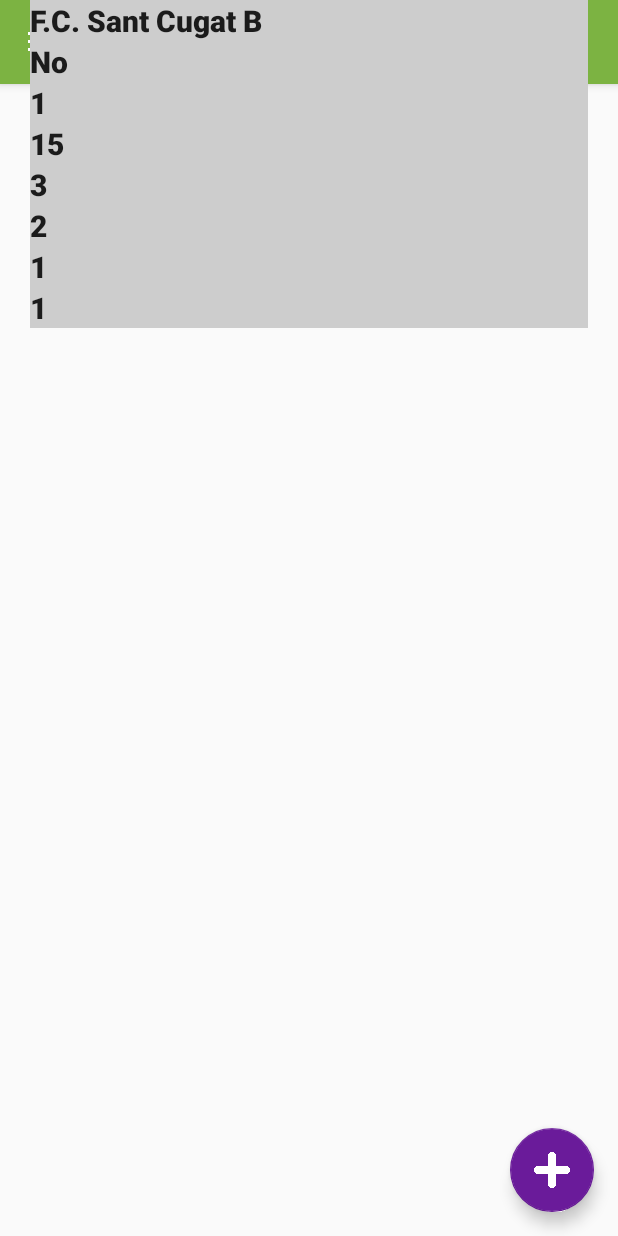
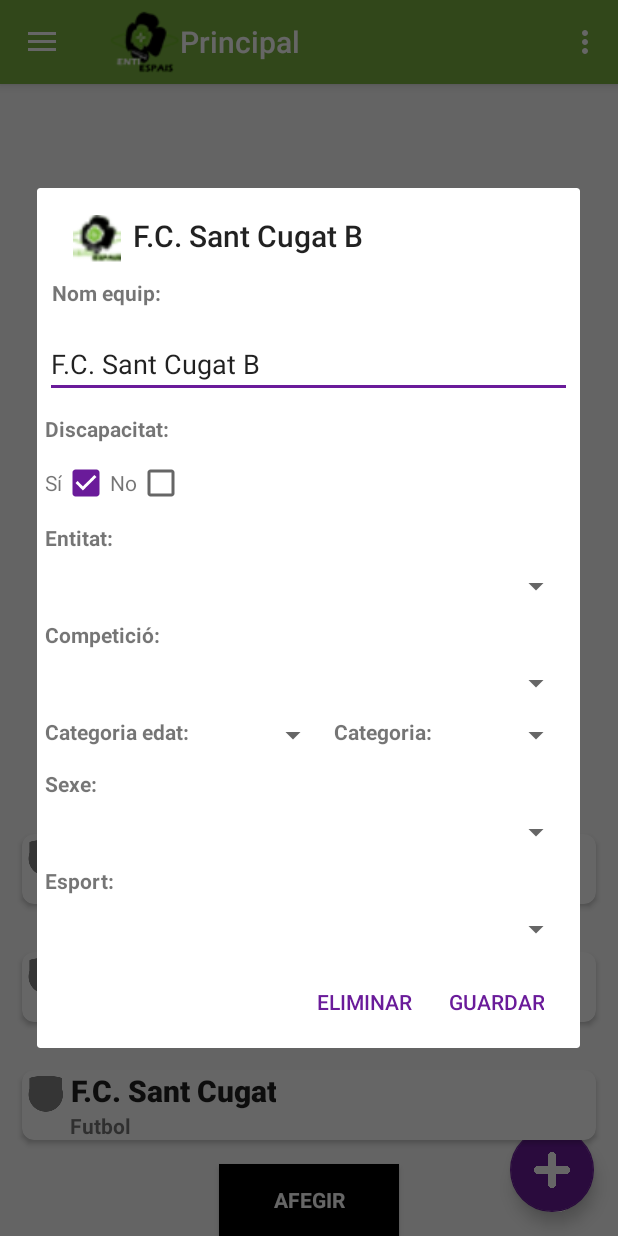
Before and after one commit to xavijimenezmulet/EntiEspaisAndroid, an Android app: the fragment EquipsFragment placed in its activity, after a tap on "F.C. Sant Cugat B", on a phone screen of 412 x 824 dp. Run offline under Robolectric (Android 15) with nearby library versions, the phone set to English and light mode, and no system bars; 1 other tap on this screen came first.

Commit message:
equipos alert dialog equipos cambios

```diff
--- a/app/src/main/java/com/example/cep/entiespaisandroid/fragments/EquipsFragment.java
+++ b/app/src/main/java/com/example/cep/entiespaisandroid/fragments/EquipsFragment.java
@@ -1,18 +1,25 @@
 package com.example.cep.entiespaisandroid.fragments;
 
 
+import android.content.DialogInterface;
 import android.os.Bundle;
 import android.support.annotation.NonNull;
 import android.support.v4.app.Fragment;
 import android.support.v4.app.FragmentTransaction;
+import android.support.v7.app.AlertDialog;
 import android.support.v7.app.AppCompatActivity;
 import android.support.v7.widget.GridLayoutManager;
 import android.support.v7.widget.RecyclerView;
+import android.text.Html;
 import android.view.LayoutInflater;
 import android.view.View;
 import android.view.ViewGroup;
+import android.widget.Button;
+import android.widget.CheckBox;
+import android.widget.EditText;
 import android.widget.ImageView;
 import android.widget.TextView;
+import android.widget.Toast;
 
 
 import com.example.cep.entiespaisandroid.R;
@@ -43,7 +50,7 @@ public class EquipsFragment extends Fragment
 		equips.add(new EQUIPS(1, "F.C. Sant Cugat", false,
 				1,"2018-2019", 15, 3,
 				2, 1,1));
-		equips.add(new EQUIPS(3, "F.C. Sant Cugat B", false,
+		equips.add(new EQUIPS(3, "F.C. Sant Cugat B", true,
 				1,"2018-2019", 15, 3,
 				2, 1,1));
 		equips.add(new EQUIPS(4, "F.C. Sant Cugat Basquet",
@@ -59,7 +66,7 @@ public class EquipsFragment extends Fragment
 		((AdaptadorEquips) mAdapter).setOnClickListener(new View.OnClickListener() {
 			@Override
 			public void onClick(View v) {
-				Fragment fragment = new EquipFragment();
+				/*Fragment fragment = new EquipFragment();
 				Bundle bundle = new Bundle();
 				bundle.putParcelable("parcel_equip", equips.get(
 						mRecyClerView.getChildAdapterPosition(v)));
@@ -73,12 +80,52 @@ public class EquipsFragment extends Fragment
 
 				navigationView.getMenu().getItem(0).setChecked(false);
 				((AppCompatActivity) getActivity()).getSupportActionBar().setTitle(equips.get(
-						mRecyClerView.getChildAdapterPosition(v)).getNom());
+						mRecyClerView.getChildAdapterPosition(v)).getNom());*/
+				final int position_eq = mRecyClerView.getChildAdapterPosition(v);
+				final EQUIPS equip = equips.get(position_eq);
+
+				AlertDialog.Builder builder = new AlertDialog.Builder(getActivity());
+				builder.setTitle(equip.getNom());
+				builder.setIcon(R.drawable.icono_logo);
+				View root = getLayoutInflater().inflate(
+						(R.layout.alert_dialog_equips), null);
+				EditText editText = root.findViewById(R.id.etxt_nombre);
+				editText.setText(equip.getNom());
+
+				CheckBox checkboxDiscapacidad = root.findViewById(R.id.cb_si);
+
+				if (equip.getTe_discapacitat())
+				{
+					checkboxDiscapacidad.setChecked(true);
+				}
+				builder.setView(root);
+
+				builder.setNegativeButton("ELIMINAR", new DialogInterface.OnClickListener() {
+					public void onClick(DialogInterface dialog, int whichButton) {
+						equips.remove(position_eq);
+						mAdapter.notifyItemRemoved(position_eq);
+						mAdapter.notifyItemRangeChanged(position_eq, equips.size());
+
+					}
+				});
+
+				builder.setPositiveButton("GUARDAR", new DialogInterface.OnClickListener() {
+					public void onClick(DialogInterface dialog, int which) {
+
+					}
+				});
+
+
+
+				builder.show();
+
 			}
 		});
 
 		mRecyClerView.setLayoutManager(mLayoutManager);
 		mRecyClerView.setAdapter(mAdapter);
+
+
 
 	}
 
@@ -155,6 +202,8 @@ public class EquipsFragment extends Fragment
 
 
 		}
+
 	}
 
+
 }
--- /dev/null
+++ b/app/src/main/res/layout/alert_dialog_equips.xml
@@ -0,0 +1,119 @@
+<?xml version="1.0" encoding="utf-8"?>
+<LinearLayout xmlns:android="http://schemas.android.com/apk/res/android"
+    android:orientation="vertical" android:layout_width="match_parent"
+    android:layout_height="match_parent"
+    android:layout_marginTop="10dp"
+    android:layout_marginLeft="10dp"
+    android:layout_marginRight="10dp"
+    android:layout_marginBottom="10dp">
+
+    <TextView
+        android:layout_height="wrap_content"
+        android:layout_width="wrap_content"
+        android:text="Nom equip:"
+        android:textStyle="bold"
+        android:padding="10dp"/>
+    <EditText
+        android:id="@+id/etxt_nombre"
+        android:layout_margin="5dp"
+        android:layout_height="wrap_content"
+        android:layout_width="match_parent"/>
+    <TextView
+        android:layout_margin="5dp"
+        android:layout_height="wrap_content"
+        android:layout_width="wrap_content"
+        android:text="Discapacitat:"
+        android:textStyle="bold"/>
+    <LinearLayout
+        android:layout_width="wrap_content"
+        android:layout_height="wrap_content"
+        android:layout_margin="5dp">
+        <TextView
+            android:layout_width="wrap_content"
+            android:layout_height="wrap_content"
+            android:text="Sí"/>
+        <CheckBox
+            android:id="@+id/cb_si"
+            android:layout_width="wrap_content"
+            android:layout_height="wrap_content" />
+        <TextView
+            android:layout_width="wrap_content"
+            android:layout_height="wrap_content"
+            android:text="No"/>
+        <CheckBox
+            android:id="@+id/cb_no"
+            android:layout_width="wrap_content"
+            android:layout_height="wrap_content"/>
+    </LinearLayout>
+    <TextView
+        android:layout_margin="5dp"
+        android:layout_height="wrap_content"
+        android:layout_width="wrap_content"
+        android:text="Entitat:"
+        android:textStyle="bold"/>
+    <Spinner
+        android:id="@+id/spinner_entitat"
+        android:layout_margin="5dp"
+        android:layout_height="wrap_content"
+        android:layout_width="match_parent"/>
+    <TextView
+        android:layout_margin="5dp"
+        android:layout_height="wrap_content"
+        android:layout_width="wrap_content"
+        android:text="Competició:"
+        android:textStyle="bold"/>
+    <Spinner
+        android:id="@+id/spinner_competicio"
+        android:layout_margin="5dp"
+        android:layout_height="wrap_content"
+        android:layout_width="match_parent"/>
+<LinearLayout
+    android:layout_height="wrap_content"
+    android:layout_width="wrap_content"
+    android:layout_margin="5dp"
+    android:orientation="horizontal">
+    <TextView
+        android:layout_height="wrap_content"
+        android:layout_width="wrap_content"
+        android:text="Categoria edat:"
+        android:textStyle="bold"/>
+    <Spinner
+        android:id="@+id/spinner_categoriaEdat"
+        android:layout_height="wrap_content"
+        android:layout_width="90dp"
+        android:layout_marginLeft="3dp"/>
+    <TextView
+        android:layout_height="wrap_content"
+        android:layout_width="wrap_content"
+        android:text="Categoria:"
+        android:textStyle="bold"
+        android:layout_marginLeft="3dp"/>
+    <Spinner
+        android:id="@+id/spinner_categoria"
+        android:layout_height="wrap_content"
+        android:layout_width="90dp"
+        android:layout_marginLeft="3dp"/>
+</LinearLayout>
+    <TextView
+        android:layout_margin="5dp"
+        android:layout_height="wrap_content"
+        android:layout_width="wrap_content"
+        android:text="Sexe:"
+        android:textStyle="bold" />
+    <Spinner
+        android:layout_margin="5dp"
+        android:layout_height="wrap_content"
+        android:layout_width="match_parent"
+        android:id="@+id/spinner_sexe" />
+    <TextView
+        android:layout_margin="5dp"
+        android:layout_height="wrap_content"
+        android:layout_width="wrap_content"
+        android:text="Esport:"
+        android:textStyle="bold" />
+    <Spinner
+        android:layout_margin="5dp"
+        android:layout_height="wrap_content"
+        android:layout_width="match_parent"
+        android:id="@+id/spinner_esport" />
+</LinearLayout>
--- a/app/src/main/res/layout/fragment_equips.xml
+++ b/app/src/main/res/layout/fragment_equips.xml
@@ -9,17 +9,11 @@
     <android.support.v7.widget.RecyclerView
         android:id="@+id/rv_recycler_view"
         android:layout_width="match_parent"
-        android:layout_height="wrap_content"
+        android:layout_height="0dip"
         android:layout_weight="1">
-
     </android.support.v7.widget.RecyclerView>
 
-    <LinearLayout
 
-        android:layout_width="wrap_content"
-        android:layout_height="wrap_content"
-        android:orientation="horizontal"
-        android:layout_gravity="center">
 
     <Button
         android:id="@+id/añadirEquipo"
@@ -30,30 +24,10 @@
         android:textStyle="bold"
         android:layout_gravity="center_horizontal"
         android:background="@color/negro"
-            android:textColor="@color/blanco"/>
-        <Button
-            android:id="@+id/editarEquipo"
-            style="?android:textAppearanceSmall"
-            android:layout_width="120dp"
-            android:layout_height="wrap_content"
-            android:text="@string/boto_editar"
-            android:textStyle="bold"
-            android:layout_gravity="center_horizontal"
-            android:background="@color/negro"
         android:textColor="@color/blanco"
-            android:layout_marginLeft="10dp"
-            android:layout_marginRight="10dp"/>
-        <Button
-            android:id="@+id/eliminarEquipo"
-            style="?android:textAppearanceSmall"
-            android:layout_width="120dp"
-            android:layout_height="wrap_content"
-            android:text="@string/boto_eliminar"
-            android:textStyle="bold"
-            android:layout_gravity="center_horizontal"
-            android:background="@color/negro"
-            android:textColor="@color/blanco"/>
+        android:layout_weight="0"/>
+
+
+
 
 </LinearLayout>
-
-</LinearLayout>
```
Lines whose indentation alone changed are shown as unchanged.
